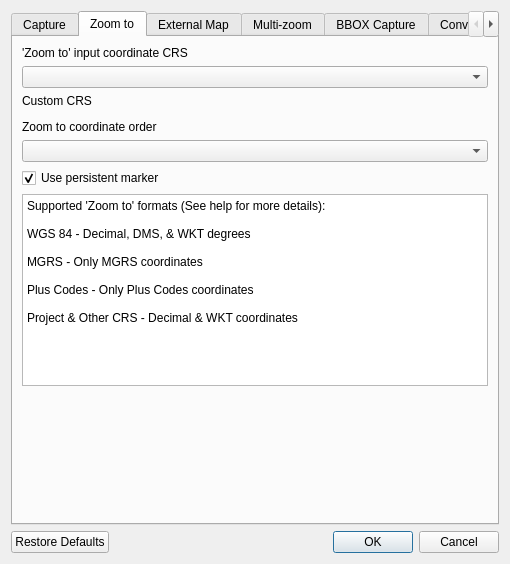
Qt form ui/latLonSettings.ui (NationalSecurityAgency/qgis-latlontools-plugin) before a commit.
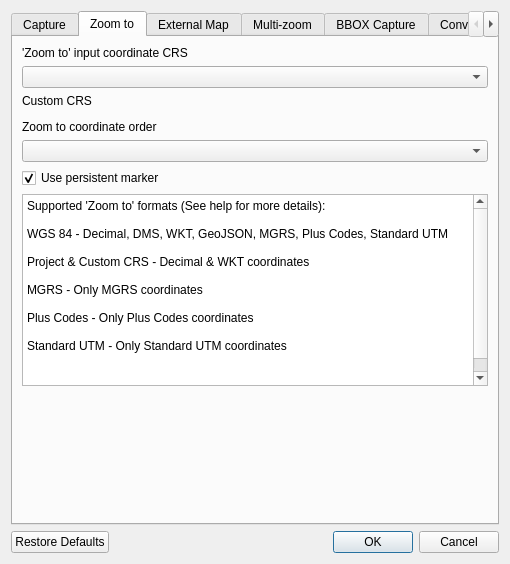
The same form after that commit. The open tabs and pages were chosen to show the change. Custom widgets are drawn as their Qt base class.

Commit message: add snapping to copy latitude, longitude

Diff of the .ui file:
```diff
--- a/ui/latLonSettings.ui
+++ b/ui/latLonSettings.ui
@@ -250,13 +250,17 @@
          <property name="plainText">
           <string>Supported 'Zoom to' formats (See help for more details):
 
-WGS 84 - Decimal, DMS, &amp; WKT degrees
+WGS 84 - Decimal, DMS, WKT, GeoJSON, MGRS, Plus Codes, Standard UTM
+
+Project &amp; Custom CRS - Decimal &amp; WKT coordinates
 
 MGRS - Only MGRS coordinates
 
 Plus Codes - Only Plus Codes coordinates
 
-Project &amp; Other CRS - Decimal &amp; WKT coordinates</string>
+Standard UTM - Only Standard UTM coordinates
+
+</string>
          </property>
         </widget>
        </item>
```
The commit also changes 2 other files.
